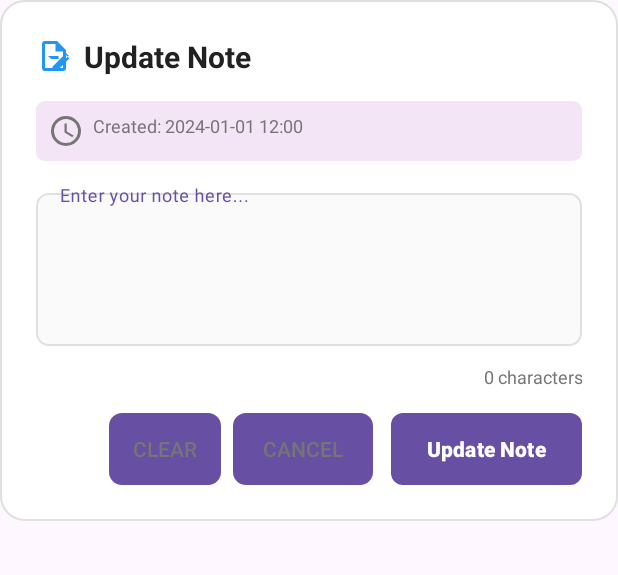
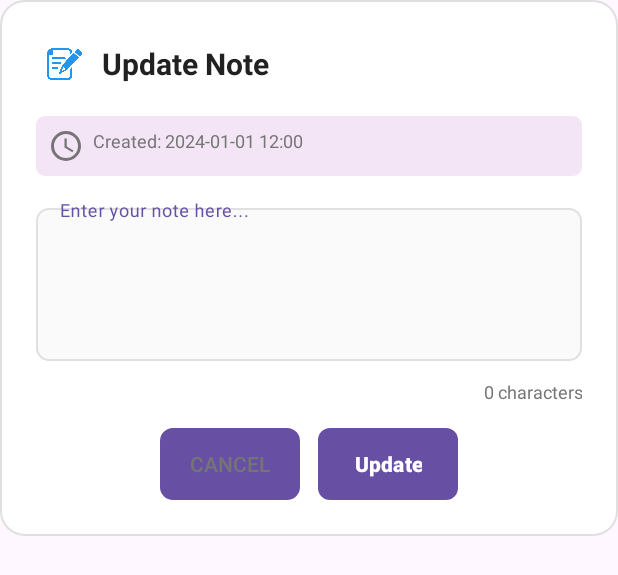
Before and after one commit to Iresh-Nimantha/java_note_taking_App, an Android app: the layout dialog_update_note.xml on its own in the app's theme, with its tools: preview values and no code run, on a phone screen of 412 x 824 dp. Shown: the top 575 px of the screen. Run offline under Robolectric (Android 15) with nearby library versions, the light colour scheme and no system bars.

Commit message:
first commit 1

```diff
--- a/app/src/main/java/com/example/note_taking_app/MainActivity.java
+++ b/app/src/main/java/com/example/note_taking_app/MainActivity.java
@@ -118,7 +118,6 @@ public class MainActivity extends AppCompatActivity {
 
         Button buttonUpdate = dialogView.findViewById(R.id.buttonUpdate);
         Button buttonCancel = dialogView.findViewById(R.id.buttonCancel);
-        Button buttonClear = dialogView.findViewById(R.id.buttonClear);
 
         buttonUpdate.setOnClickListener(v -> {
             String updatedText = editTextUpdate.getText().toString().trim();
@@ -146,13 +145,10 @@ public class MainActivity extends AppCompatActivity {
         });
 
         buttonCancel.setOnClickListener(v -> dialog.dismiss());
-        buttonClear.setOnClickListener(v -> {
-            editTextUpdate.setText("");
-            editTextUpdate.requestFocus();
-        });
 
         dialog.show();
     }
+
 
     private void updateCharacterCount(EditText editText, TextView charCountView) {
         int length = editText.getText().length();
--- a/app/src/main/res/layout/activity_main.xml
+++ b/app/src/main/res/layout/activity_main.xml
@@ -31,8 +31,7 @@
         <ImageView
             android:layout_width="40dp"
             android:layout_height="40dp"
-            android:src="@drawable/ic_notepad"
-            android:contentDescription="Notes Icon"
+            android:src="@drawable/nlogo"
             />
 
     </LinearLayout>
--- a/app/src/main/res/layout/dialog_update_note.xml
+++ b/app/src/main/res/layout/dialog_update_note.xml
@@ -15,11 +15,11 @@
         android:layout_marginBottom="16dp">
 
         <ImageView
-            android:layout_width="24dp"
-            android:layout_height="24dp"
-            android:src="@drawable/ic_edit_note"
-            android:tint="#2196F3"
-            android:layout_marginEnd="8dp"/>
+            android:layout_width="36dp"
+            android:layout_height="37dp"
+            android:layout_marginEnd="8dp"
+            android:src="@drawable/nlogo"
+            android:tint="#2196F3" />
 
         <TextView
             android:layout_width="0dp"
@@ -102,22 +102,9 @@
         android:layout_width="match_parent"
         android:layout_height="wrap_content"
         android:orientation="horizontal"
-        android:gravity="end">
+        android:gravity="center_horizontal">
 
-        <!-- Clear Button -->
-        <Button
-            android:id="@+id/buttonClear"
-            android:layout_width="wrap_content"
-            android:layout_height="wrap_content"
-            android:text="Clear"
-            android:textColor="#757575"
-            android:background="@drawable/button_outline"
-            android:layout_marginEnd="8dp"
-            android:paddingHorizontal="16dp"
-            android:paddingVertical="8dp"
-            android:minWidth="0dp"
-            android:textSize="14sp"
-            style="?android:attr/borderlessButtonStyle"/>
+
 
         <!-- Cancel Button -->
         <Button
@@ -138,17 +125,18 @@
         <Button
             android:id="@+id/buttonUpdate"
             android:layout_width="wrap_content"
-            android:layout_height="wrap_content"
-            android:text="Update Note"
-            android:textColor="#FFFFFF"
+            android:layout_height="match_parent"
             android:background="@drawable/button_primary"
+            android:elevation="2dp"
+            android:minWidth="0dp"
             android:paddingHorizontal="24dp"
             android:paddingVertical="10dp"
-            android:textStyle="bold"
-            android:minWidth="0dp"
+            android:text="Update"
+            android:textColor="#FFFFFF"
             android:textSize="14sp"
-            android:elevation="2dp"/>
-
+            android:textStyle="bold" />
     </LinearLayout>
 
+
+
 </LinearLayout>
```
Also changed, not shown: 2 other files.
